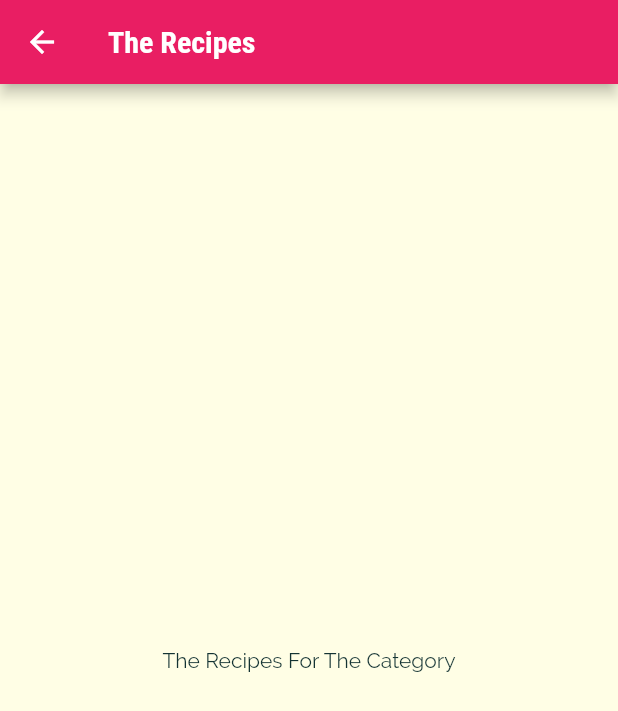
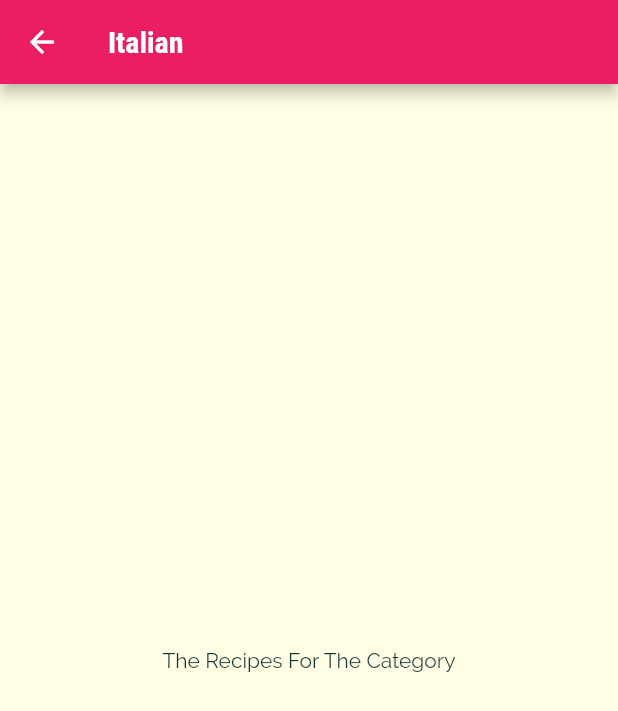
Before and after one commit to MariamGad/meals_app, a Flutter app: the screen it shows after launch, after a tap on "Italian", on a phone screen of 412 x 824 dp. Shown: the top 711 px of the screen. Run offline on Flutter 3.47's test engine with Material 2 defaults, Android fonts, the phone set to English and light mode, and no system bars.

```diff
--- a/lib/categories_screen.dart
+++ b/lib/categories_screen.dart
@@ -16,6 +16,7 @@ class CategoriesScreen extends StatelessWidget {
         children: DUMMY_CATEGORIES
             .map(
               (catDate) => CategoryItem(
+                id: catDate.id,
                 title: catDate.title,
                 color: catDate.color,
               ),
--- a/lib/category_item.dart
+++ b/lib/category_item.dart
@@ -3,24 +3,29 @@ import 'package:flutter/material.dart';
 import 'category_meals_screen.dart';
 
 class CategoryItem extends StatelessWidget {
+  final String id;
   final String title;
   final Color color;
 
-  CategoryItem({
-    required this.title,
-    required this.color,
-  });
-  void _selectCategory(BuildContext ctx){
-    Navigator.of(ctx).push(MaterialPageRoute(builder:(_){
-      return CategoryMealsScreen();
-    },),);
+  CategoryItem({required this.title, required this.color, required this.id});
+  void _selectCategory(BuildContext ctx) {
+    Navigator.of(ctx).push(
+      MaterialPageRoute(
+        builder: (_) {
+          return CategoryMealsScreen(
+            categoryId: id,
+            categoryTitle: title,
+          );
+        },
+      ),
+    );
   }
 
   @override
   Widget build(BuildContext context) {
     return InkWell(
-      onTap: ()=>_selectCategory(context),
-      borderRadius:BorderRadius.circular(15),
+      onTap: () => _selectCategory(context),
+      borderRadius: BorderRadius.circular(15),
       splashColor: Theme.of(context).primaryColor,
       child: Container(
         padding: const EdgeInsets.all(15),
--- a/lib/category_meals_screen.dart
+++ b/lib/category_meals_screen.dart
@@ -1,13 +1,19 @@
 import 'package:flutter/material.dart';
 
 class CategoryMealsScreen extends StatelessWidget {
-  const CategoryMealsScreen({Key? key}) : super(key: key);
+  CategoryMealsScreen({
+    required this.categoryId,
+    required this.categoryTitle,
+  });
+
+  final String categoryId;
+  final String categoryTitle;
 
   @override
   Widget build(BuildContext context) {
     return Scaffold(
       appBar: AppBar(
-        title: Text('The Recipes'),
+        title: Text(categoryTitle),
       ),
       body: Center(
         child: Text('The Recipes For The Category'),
```
